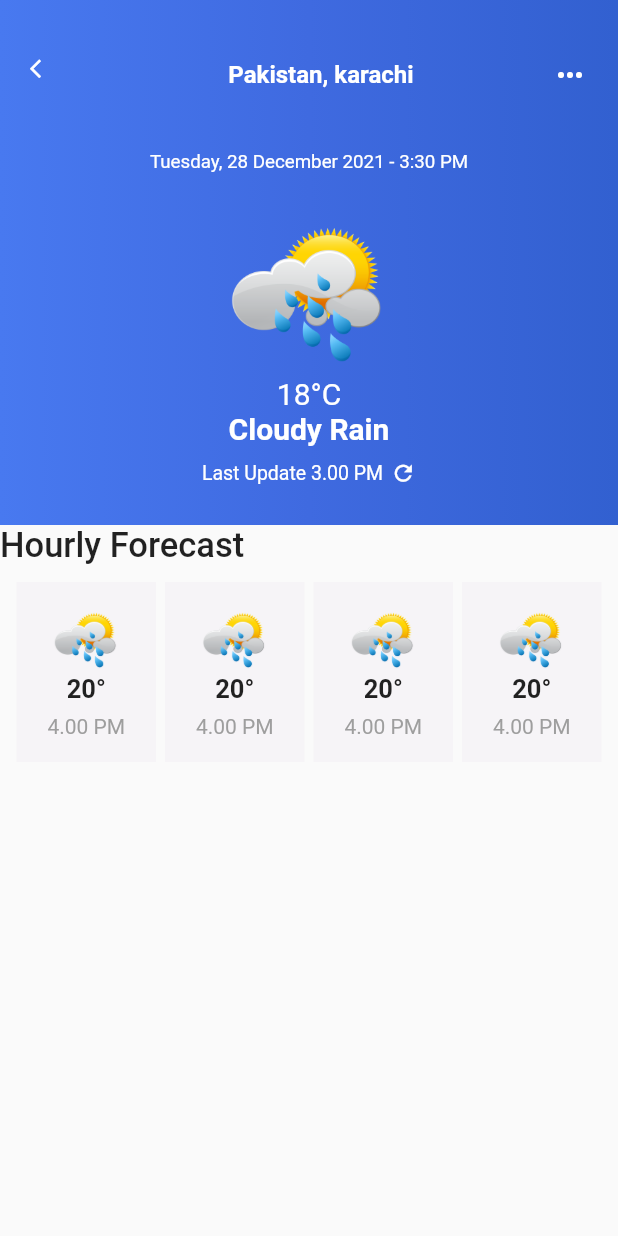
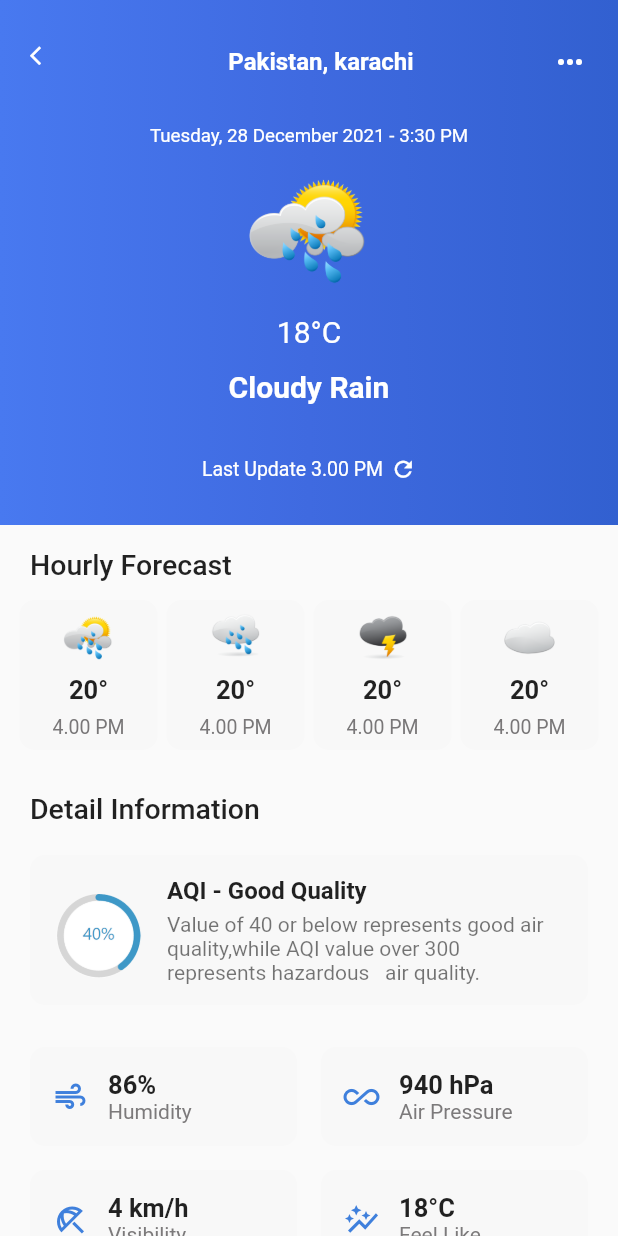
Before and after one commit to HM-Anwar/weather_UI, a Flutter app: the screen it shows after launch, on a phone screen of 412 x 824 dp. Run offline on Flutter 3.47's test engine with Material 2 defaults, Android fonts, the phone set to English and light mode, and no system bars.

Commit message:
add more widgets

```diff
--- /dev/null
+++ b/lib/bottom_widget.dart
@@ -0,0 +1,48 @@
+import 'package:flutter/material.dart';
+
+class BottomWidgets extends StatelessWidget {
+  BottomWidgets(
+      {Key? key,
+      required this.icon,
+      required this.title,
+      required this.subtitle})
+      : super(key: key);
+  final Icon icon;
+  final String title;
+  final String subtitle;
+  @override
+  Widget build(BuildContext context) {
+    return Expanded(
+        child: Container(
+      padding: const EdgeInsets.all(15),
+      margin: const EdgeInsets.all(8),
+      decoration: BoxDecoration(
+          color: const Color(0xffF8F8F8),
+          borderRadius: BorderRadius.circular(10)),
+      child: Row(
+        children: [
+          Container(
+            child: icon,
+          ),
+          const SizedBox(
+            width: 13,
+          ),
+          Column(
+            crossAxisAlignment: CrossAxisAlignment.start,
+            children: [
+              Text(
+                title,
+                style:
+                    const TextStyle(fontSize: 17, fontWeight: FontWeight.w700),
+              ),
+              Text(
+                subtitle,
+                style: const TextStyle(color: Color(0xff7C7A7B)),
+              )
+            ],
+          )
+        ],
+      ),
+    ));
+  }
+}
--- /dev/null
+++ b/lib/detailed_info.dart
@@ -0,0 +1,39 @@
+import 'package:flutter/material.dart';
+
+class DetailedInfo extends StatelessWidget {
+  const DetailedInfo(
+      {Key? key,
+      required this.image,
+      required this.title,
+      required this.subtitle})
+      : super(key: key);
+
+  final String image;
+  final String title;
+  final String subtitle;
+
+  @override
+  Widget build(BuildContext context) {
+    return Container(
+      decoration: BoxDecoration(
+          color: const Color(0xffF8F8F8),
+          borderRadius: BorderRadius.circular(10)),
+      margin: const EdgeInsets.all(20),
+      padding: const EdgeInsets.symmetric(vertical: 10),
+      child: ListTile(
+        leading: Container(height: 60, child: Image.asset(image)),
+        title: Text(
+          title,
+          style: const TextStyle(fontWeight: FontWeight.w700),
+        ),
+        subtitle: Padding(
+          padding: const EdgeInsets.only(top: 5.0),
+          child: Text(
+            subtitle,
+            // textAlign: TextAlign.justify,
+          ),
+        ),
+      ),
+    );
+  }
+}
--- /dev/null
+++ b/lib/hourly_cast.dart
@@ -0,0 +1,42 @@
+import 'package:flutter/material.dart';
+
+class HourlyCast extends StatelessWidget {
+  HourlyCast(
+      {Key? key,
+      required this.image,
+      required this.centigrade,
+      required this.time})
+      : super(key: key);
+
+  final String image;
+  final String centigrade;
+  final String time;
+  @override
+  Widget build(BuildContext context) {
+    return Expanded(
+        child: Container(
+      decoration: BoxDecoration(
+          color: Color((0xffF8F8F8)), borderRadius: BorderRadius.circular(10)),
+      margin: EdgeInsets.all(3),
+      height: 100,
+      child: Column(
+        mainAxisAlignment: MainAxisAlignment.spaceEvenly,
+        children: [
+          Container(height: 35, child: Image.asset(image)),
+          Text(
+            "20°",
+            style: TextStyle(
+              fontSize: 17,
+              fontWeight: FontWeight.w700,
+            ),
+          ),
+          Text(
+            "4.00 PM",
+            textAlign: TextAlign.center,
+            style: TextStyle(fontSize: 13, color: Color(0xff797778)),
+          ),
+        ],
+      ),
+    ));
+  }
+}
--- a/lib/top_widget.dart
+++ b/lib/top_widget.dart
@@ -1,13 +1,6 @@
 import 'package:flutter/material.dart';
 
 class TopWidget extends StatelessWidget {
-  final String country;
-  final String dateTime;
-  final String weatherIcon;
-  final String centigrade;
-  final String weatherStatus;
-  final String lastUpdate;
-
   TopWidget(
       {Key? key,
       required this.country,
@@ -17,6 +10,13 @@ class TopWidget extends StatelessWidget {
       required this.weatherStatus,
       required this.lastUpdate})
       : super(key: key);
+
+  final String country;
+  final String dateTime;
+  final String weatherIcon;
+  final String centigrade;
+  final String weatherStatus;
+  final String lastUpdate;
 
   @override
   Widget build(BuildContext context) {
@@ -63,14 +63,10 @@ class TopWidget extends StatelessWidget {
                 fontSize: 12.5,
               ),
             ),
-            ListTile(
-              title: Container(
-                width: 110,
-                height: 110,
+            Container(
+              height: 85,
               child: Image.asset(weatherIcon),
             ),
-              subtitle: Column(
-                children: [
             Text(
               centigrade,
               style: TextStyle(color: Colors.white, fontSize: 20),
@@ -83,7 +79,7 @@ class TopWidget extends StatelessWidget {
                   fontWeight: FontWeight.bold),
             ),
             SizedBox(
-                    height: 10,
+              height: 8,
             ),
             Row(
               mainAxisAlignment: MainAxisAlignment.center,
@@ -99,11 +95,11 @@ class TopWidget extends StatelessWidget {
                   Icons.refresh,
                   color: Colors.white,
                   size: 17,
-                      )
-                    ],
                 ),
               ],
             ),
+            SizedBox(
+              height: 2,
             ),
           ],
         ),
--- a/lib/weather_input.dart
+++ b/lib/weather_input.dart
@@ -1,8 +1,10 @@
 import 'package:flutter/cupertino.dart';
 import 'package:flutter/material.dart';
 import 'package:flutter/services.dart';
-import 'package:weather_icons/weather_icons.dart';
+import 'bottom_widget.dart';
 import 'top_widget.dart';
+import 'hourly_cast.dart';
+import 'detailed_info.dart';
 
 class WeatherInput extends StatefulWidget {
   const WeatherInput({Key? key}) : super(key: key);
@@ -17,7 +19,7 @@ class _WeatherInputState extends State<WeatherInput> {
     // TODO: implement initState
     super.initState();
     SystemChrome.setSystemUIOverlayStyle(
-        SystemUiOverlayStyle(statusBarColor: Colors.transparent));
+        const SystemUiOverlayStyle(statusBarColor: Colors.transparent));
   }
 
   @override
@@ -34,61 +36,108 @@ class _WeatherInputState extends State<WeatherInput> {
             weatherStatus: "Cloudy Rain",
             lastUpdate: "Last Update 3.00 PM",
           ),
-          Text(
-            "Hourly Forecast",
-            style: TextStyle(fontWeight: FontWeight.w500, fontSize: 23),
-          ),
-          Padding(
-            padding: const EdgeInsets.all(8.0),
-            child: Row(
-              children: [
-                HourlyGrid(),
-                HourlyGrid(),
-                HourlyGrid(),
-                HourlyGrid(),
-              ],
+          Expanded(
+            child: SingleChildScrollView(
+              child: Column(
+                crossAxisAlignment: CrossAxisAlignment.start,
+                children: [
+                  buildText("Hourly Forecast"),
+                  Padding(
+                    padding: const EdgeInsets.all(10.0),
+                    child: Row(
+                      children: [
+                        HourlyCast(
+                          image: 'images/sun-rain.png',
+                          centigrade: '20',
+                          time: '4.00 PM',
+                        ),
+                        HourlyCast(
+                          image: 'images/rain.png',
+                          centigrade: '20',
+                          time: '5.00 PM',
+                        ),
+                        HourlyCast(
+                          image: 'images/storm.png',
+                          centigrade: '19',
+                          time: '6.00 PM',
+                        ),
+                        HourlyCast(
+                          image: 'images/cloud.png',
+                          centigrade: '19',
+                          time: '7.00 PM',
+                        ),
+                      ],
+                    ),
+                  ),
+                  buildText('Detail Information'),
+                  DetailedInfo(
+                    image: 'images/indicator.png',
+                    title: 'AQI - Good Quality',
+                    subtitle:
+                        'Value of 40 or below represents good air quality,while AQI value over 300 represents hazardous   air quality.',
+                  ),
+                  Padding(
+                    padding: const EdgeInsets.symmetric(horizontal: 12),
+                    child: Row(
+                      children: [
+                        BottomWidgets(
+                          icon: Icon(
+                            Icons.air,
+                            color: Color(0xffB3C7EDC),
+                          ),
+                          title: '86%',
+                          subtitle: 'Humidity',
+                        ),
+                        BottomWidgets(
+                          icon: Icon(
+                            Icons.all_inclusive,
+                            color: Color(0xffB3C7EDC),
+                          ),
+                          title: '940 hPa',
+                          subtitle: 'Air Pressure',
+                        ),
+                      ],
+                    ),
+                  ),
+                  Padding(
+                    padding: const EdgeInsets.symmetric(horizontal: 12),
+                    child: Row(
+                      children: [
+                        BottomWidgets(
+                          icon: Icon(
+                            Icons.beach_access_outlined,
+                            color: Color(0xffB3C7EDC),
+                          ),
+                          title: '4 km/h',
+                          subtitle: 'Visibility',
+                        ),
+                        BottomWidgets(
+                          icon: Icon(
+                            Icons.auto_graph_sharp,
+                            color: Color(0xffB3C7EDC),
+                          ),
+                          title: '18°C',
+                          subtitle: 'Feel Like',
+                        ),
+                      ],
+                    ),
+                  ),
+                ],
+              ),
             ),
-          ),
+          )
         ],
       ),
     );
   }
-}
 
-class HourlyGrid extends StatelessWidget {
-  const HourlyGrid({
-    Key? key,
-  }) : super(key: key);
-
-  @override
-  Widget build(BuildContext context) {
-    return Expanded(
-        child: Container(
-      margin: EdgeInsets.all(3),
-      height: 120,
-      color: Color(0xffF6F4F7),
-      child: Column(
-        mainAxisAlignment: MainAxisAlignment.center,
-        children: [
-          Container(
-              width: 45, height: 45, child: Image.asset('images/sun-rain.png')),
-          Text(
-            "20°",
-            style: TextStyle(
-              fontSize: 17,
-              fontWeight: FontWeight.w700,
-            ),
-          ),
-          SizedBox(
-            height: 7,
-          ),
-          Text(
-            "4.00 PM",
-            textAlign: TextAlign.center,
-            style: TextStyle(color: Colors.grey.shade500),
-          ),
-        ],
+  Container buildText(String text) {
+    return Container(
+      margin: EdgeInsets.only(top: 15, left: 20),
+      child: Text(
+        text,
+        style: TextStyle(fontWeight: FontWeight.w500, fontSize: 19),
       ),
-    ));
+    );
   }
 }
```
Also changed, not shown: images/indicator.png (added), images/storm.png (renamed from images/strom.png), 2 other files. Lines whose indentation alone changed are shown as unchanged.
